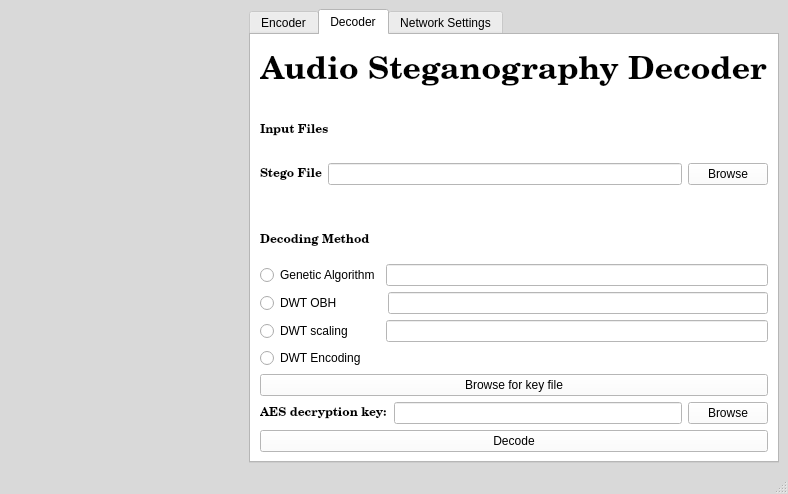
The window that src/ClientGUI.ui (jrgouws16/Audio-Steganograpy) describes before a commit, drawn with Qt 5.
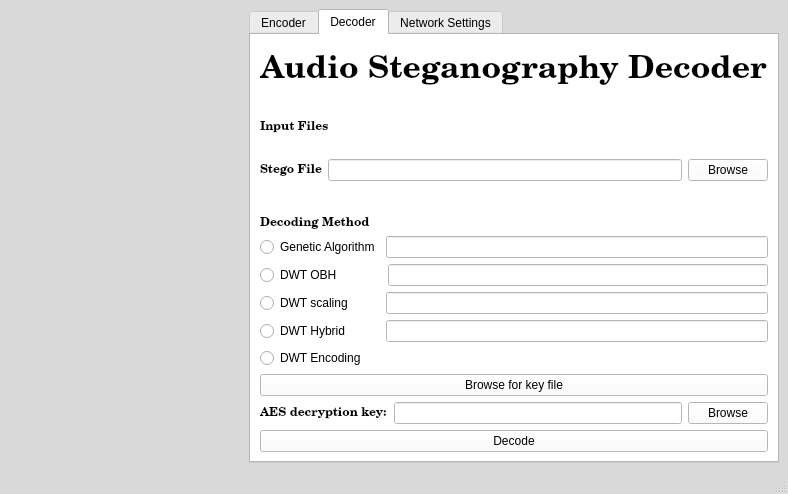
The same window after the commit. The open tabs and pages were chosen to show the change.

Commit message: Added hybrid method to GUI and comms

Diff of the .ui file:
```diff
--- a/src/ClientGUI.ui
+++ b/src/ClientGUI.ui
@@ -1312,6 +1312,64 @@
                       </item>
                      </layout>
                     </item>
+                    <item>
+                     <layout class="QHBoxLayout" name="horizontalLayout_20">
+                      <item>
+                       <widget class="QRadioButton" name="radioButton_DWT_hybrid_decode">
+                        <property name="palette">
+                         <palette>
+                          <active>
+                           <colorrole role="Text">
+                            <brush brushstyle="SolidPattern">
+                             <color alpha="255">
+                              <red>170</red>
+                              <green>0</green>
+                              <blue>0</blue>
+                             </color>
+                            </brush>
+                           </colorrole>
+                          </active>
+                          <inactive>
+                           <colorrole role="Text">
+                            <brush brushstyle="SolidPattern">
+                             <color alpha="255">
+                              <red>170</red>
+                              <green>0</green>
+                              <blue>0</blue>
+                             </color>
+                            </brush>
+                           </colorrole>
+                          </inactive>
+                          <disabled>
+                           <colorrole role="Text">
+                            <brush brushstyle="SolidPattern">
+                             <color alpha="255">
+                              <red>108</red>
+                              <green>108</green>
+                              <blue>108</blue>
+                             </color>
+                            </brush>
+                           </colorrole>
+                          </disabled>
+                         </palette>
+                        </property>
+                        <property name="text">
+                         <string>DWT Hybrid         </string>
+                        </property>
+                       </widget>
+                      </item>
+                      <item>
+                       <widget class="QLineEdit" name="lineEdit_OBH_hybrid_decode">
+                        <property name="enabled">
+                         <bool>true</bool>
+                        </property>
+                        <property name="text">
+                         <string/>
+                        </property>
+                       </widget>
+                      </item>
+                     </layout>
+                    </item>
                     <item>
                      <widget class="QRadioButton" name="radioButton_dwt_decoding">
                       <property name="text">
```
Left out of the diff: 414 changed lines with no effect on the pictures. The commit also changes 5 other files.
